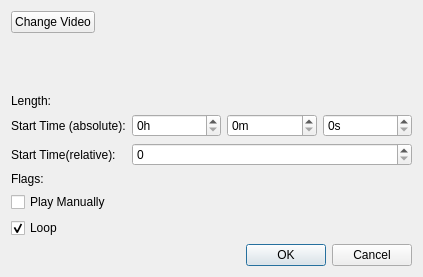
The window that load_video_dialog.ui (coderkalyan/vst_project) describes before a commit, drawn with Qt 5.
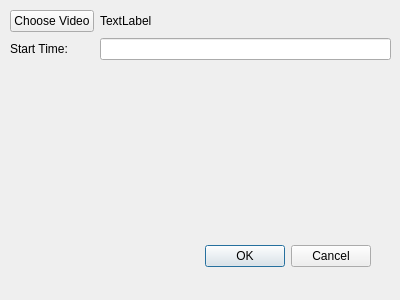
The same window after the commit.

```diff
--- a/load_video_dialog.ui
+++ b/load_video_dialog.ui
@@ -6,8 +6,8 @@
    <rect>
     <x>0</x>
     <y>0</y>
-    <width>423</width>
-    <height>277</height>
+    <width>400</width>
+    <height>300</height>
    </rect>
   </property>
   <property name="sizePolicy">
@@ -16,186 +16,61 @@
     <verstretch>0</verstretch>
    </sizepolicy>
   </property>
-  <property name="minimumSize">
-   <size>
-    <width>423</width>
-    <height>277</height>
-   </size>
-  </property>
-  <property name="maximumSize">
-   <size>
-    <width>423</width>
-    <height>277</height>
-   </size>
-  </property>
   <property name="windowTitle">
    <string>Load Video</string>
   </property>
-  <property name="sizeGripEnabled">
-   <bool>false</bool>
-  </property>
-  <layout class="QFormLayout" name="formLayout">
-   <item row="1" column="1">
-    <widget class="QLabel" name="label_load_video_name">
-     <property name="text">
-      <string>&lt;FileName&gt;</string>
-     </property>
-    </widget>
-   </item>
-   <item row="2" column="1">
-    <spacer name="verticalSpacer">
-     <property name="orientation">
-      <enum>Qt::Vertical</enum>
-     </property>
-     <property name="sizeHint" stdset="0">
-      <size>
-       <width>249</width>
-       <height>10</height>
-      </size>
-     </property>
-    </spacer>
-   </item>
-   <item row="3" column="0">
-    <widget class="QLabel" name="label_2">
-     <property name="text">
-      <string>Length:</string>
-     </property>
-    </widget>
-   </item>
-   <item row="5" column="0">
-    <widget class="QLabel" name="label">
-     <property name="toolTip">
-      <string>&lt;html&gt;&lt;head/&gt;&lt;body&gt;&lt;p&gt;The absolute time the video starts (ex: 8:31:00) in note format (HH:MM:SS)&lt;/p&gt;&lt;/body&gt;&lt;/html&gt;</string>
-     </property>
-     <property name="text">
-      <string>Start Time (absolute):</string>
-     </property>
-     <property name="scaledContents">
-      <bool>false</bool>
-     </property>
-    </widget>
-   </item>
-   <item row="5" column="1">
-    <layout class="QHBoxLayout" name="horizontalLayout">
-     <item>
-      <widget class="QSpinBox" name="spinBox">
-       <property name="enabled">
-        <bool>true</bool>
-       </property>
-       <property name="suffix">
-        <string>h</string>
-       </property>
-       <property name="maximum">
-        <number>23</number>
-       </property>
-      </widget>
-     </item>
-     <item>
-      <widget class="QSpinBox" name="spinBox_3">
-       <property name="enabled">
-        <bool>true</bool>
-       </property>
-       <property name="suffix">
-        <string>m</string>
-       </property>
-       <property name="maximum">
-        <number>59</number>
-       </property>
-      </widget>
-     </item>
-     <item>
-      <widget class="QSpinBox" name="spinBox_2">
-       <property name="enabled">
-        <bool>true</bool>
-       </property>
-       <property name="suffix">
-        <string>s</string>
-       </property>
-       <property name="maximum">
-        <number>59</number>
-       </property>
-      </widget>
-     </item>
-    </layout>
-   </item>
-   <item row="7" column="0">
-    <widget class="QLabel" name="label_4">
-     <property name="text">
-      <string>Flags:</string>
-     </property>
-    </widget>
-   </item>
-   <item row="9" column="0" colspan="2">
-    <widget class="QCheckBox" name="checkBox">
-     <property name="text">
-      <string>Play Manually</string>
-     </property>
-     <property name="checked">
-      <bool>false</bool>
-     </property>
-     <property name="tristate">
-      <bool>false</bool>
-     </property>
-    </widget>
-   </item>
-   <item row="10" column="0">
-    <widget class="QCheckBox" name="checkbox_fullscreen">
-     <property name="text">
-      <string>Loop</string>
-     </property>
-     <property name="checked">
-      <bool>true</bool>
-     </property>
-    </widget>
-   </item>
-   <item row="11" column="0" colspan="2">
-    <widget class="QDialogButtonBox" name="buttonBox">
-     <property name="orientation">
-      <enum>Qt::Horizontal</enum>
-     </property>
-     <property name="standardButtons">
-      <set>QDialogButtonBox::Cancel|QDialogButtonBox::Ok</set>
-     </property>
-    </widget>
-   </item>
-   <item row="1" column="0">
-    <widget class="QPushButton" name="button_choose_video">
-     <property name="text">
-      <string>Change Video</string>
-     </property>
-    </widget>
-   </item>
-   <item row="3" column="1">
-    <widget class="QLabel" name="label_load_video_length">
-     <property name="text">
-      <string>&lt;Length&gt;</string>
-     </property>
-    </widget>
-   </item>
-   <item row="6" column="0">
-    <widget class="QLabel" name="label_3">
-     <property name="toolTip">
-      <string>&lt;html&gt;&lt;head/&gt;&lt;body&gt;&lt;p&gt;The delay between the END of the last video and the START of this one in seconds.&lt;/p&gt;&lt;/body&gt;&lt;/html&gt;</string>
-     </property>
-     <property name="text">
-      <string>Start Time(relative):</string>
-     </property>
-    </widget>
-   </item>
-   <item row="6" column="1">
-    <widget class="QSpinBox" name="spinBox_4">
-     <property name="toolTip">
-      <string>The delay between the END of the last video and the START of this one.</string>
-     </property>
-     <property name="maximum">
-      <number>6000</number>
-     </property>
-     <property name="singleStep">
-      <number>60</number>
-     </property>
-    </widget>
-   </item>
-  </layout>
+  <widget class="QDialogButtonBox" name="buttonbox_load_new_video">
+   <property name="geometry">
+    <rect>
+     <x>30</x>
+     <y>240</y>
+     <width>341</width>
+     <height>32</height>
+    </rect>
+   </property>
+   <property name="orientation">
+    <enum>Qt::Horizontal</enum>
+   </property>
+   <property name="standardButtons">
+    <set>QDialogButtonBox::Cancel|QDialogButtonBox::Ok</set>
+   </property>
+  </widget>
+  <widget class="QWidget" name="formLayoutWidget">
+   <property name="geometry">
+    <rect>
+     <x>10</x>
+     <y>10</y>
+     <width>381</width>
+     <height>221</height>
+    </rect>
+   </property>
+   <layout class="QFormLayout" name="formLayout">
+    <item row="0" column="0">
+     <widget class="QPushButton" name="button_choose_video">
+      <property name="text">
+       <string>Choose Video</string>
+      </property>
+     </widget>
+    </item>
+    <item row="0" column="1">
+     <widget class="QLabel" name="label_load_video_name">
+      <property name="text">
+       <string>TextLabel</string>
+      </property>
+     </widget>
+    </item>
+    <item row="1" column="0">
+     <widget class="QLabel" name="label_start_time">
+      <property name="text">
+       <string>Start Time:</string>
+      </property>
+     </widget>
+    </item>
+    <item row="1" column="1">
+     <widget class="QLineEdit" name="lineedit_start_time"/>
+    </item>
+   </layout>
+  </widget>
  </widget>
  <resources/>
  <connections>
```
Left out of the diff: 66 changed lines with no effect on the pictures.
